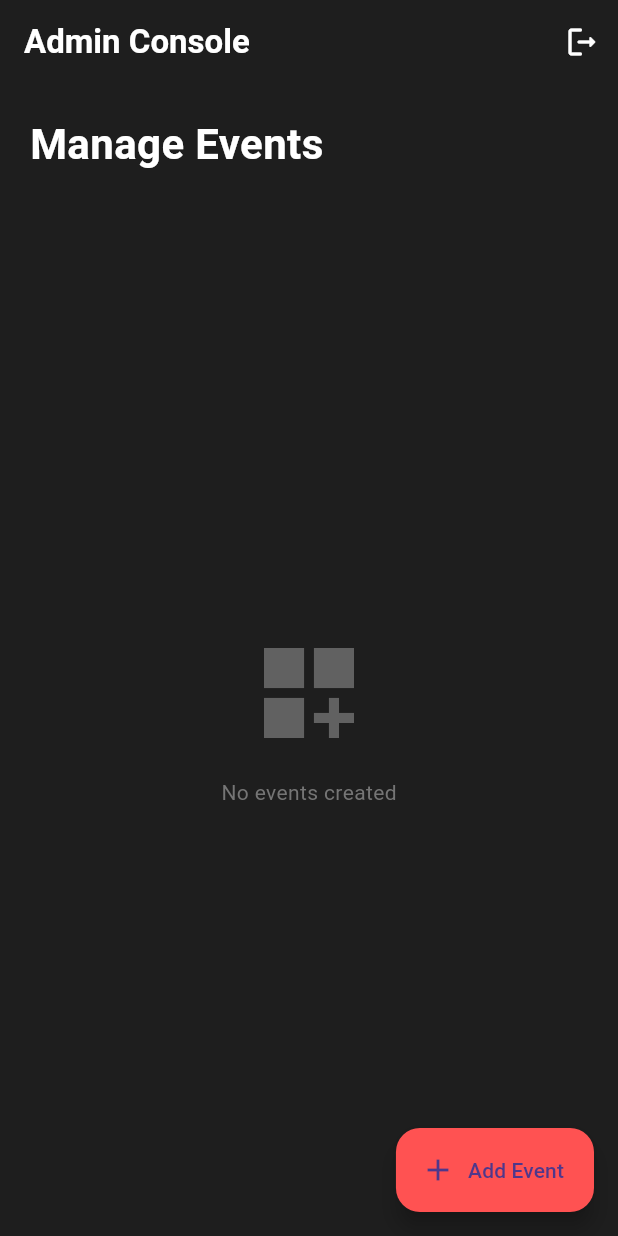
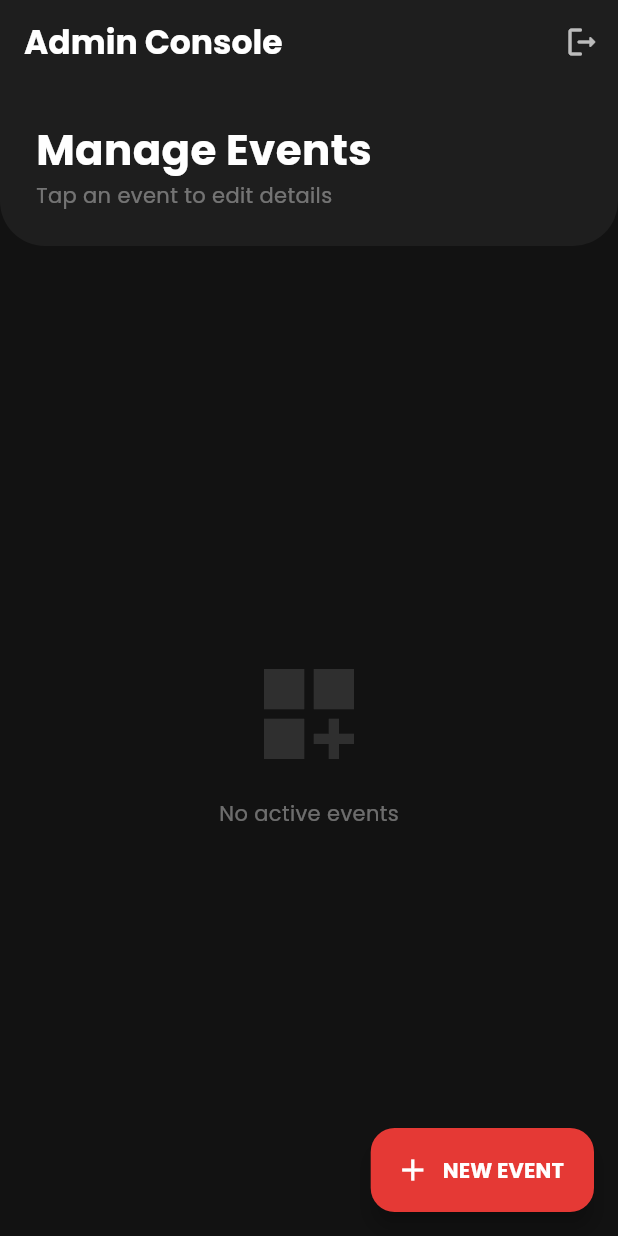
Before and after one commit to Muhammad-Bilal-03/campus_event_companion, a Flutter app: the AdminHomeScreen screen opened directly, on a phone screen of 412 x 824 dp. Run offline on Flutter 3.47's test engine with Material 3 defaults, Android fonts, the light colour scheme and no system bars; our stand-ins replace google_fonts, hive, hive_flutter; accounts and stored records are empty.

Commit message:
Final Polish: Completed Pro Admin Dashboard with Dark Mode

```diff
--- a/lib/screens/admin_home.dart
+++ b/lib/screens/admin_home.dart
@@ -1,6 +1,7 @@
 import 'package:flutter/material.dart';
 import 'package:provider/provider.dart';
 import 'package:intl/intl.dart';
+import 'package:google_fonts/google_fonts.dart';
 import '../providers/app_provider.dart';
 import 'add_event_screen.dart';
 import 'welcome_screen.dart';
@@ -14,17 +15,20 @@ class AdminHomeScreen extends StatelessWidget {
     final events = provider.events;
 
     return Scaffold(
-      backgroundColor: const Color(0xFF1E1E1E),
+      backgroundColor: const Color(0xFF121212), // Deep Dark Background
       appBar: AppBar(
         elevation: 0,
-        backgroundColor: Colors.transparent,
-        title: const Text(
+        backgroundColor: const Color(0xFF1E1E1E),
+        title: Text(
           'Admin Console',
-          style: TextStyle(color: Colors.white, fontWeight: FontWeight.bold),
+          style: GoogleFonts.poppins(
+            color: Colors.white,
+            fontWeight: FontWeight.bold,
+          ),
         ),
         actions: [
           IconButton(
-            icon: const Icon(Icons.logout_rounded, color: Colors.white),
+            icon: const Icon(Icons.logout_rounded, color: Colors.white70),
             onPressed: () {
               provider.logout();
               Navigator.of(context).pushAndRemoveUntil(
@@ -41,24 +45,45 @@ class AdminHomeScreen extends StatelessWidget {
             context,
           ).push(MaterialPageRoute(builder: (_) => const AddEventScreen()));
         },
-        backgroundColor: Colors.redAccent,
+        backgroundColor: const Color(0xFFE53935), // Red Accent
+        foregroundColor: Colors.white,
         icon: const Icon(Icons.add),
-        label: const Text('Add Event'),
+        label: Text(
+          'NEW EVENT',
+          style: GoogleFonts.poppins(fontWeight: FontWeight.bold),
+        ),
       ),
       body: Column(
         children: [
-          const Padding(
-            padding: EdgeInsets.all(20.0),
-            child: Align(
-              alignment: Alignment.centerLeft,
-              child: Text(
+          Container(
+            width: double.infinity,
+            padding: const EdgeInsets.all(24),
+            decoration: const BoxDecoration(
+              color: Color(0xFF1E1E1E),
+              borderRadius: BorderRadius.only(
+                bottomLeft: Radius.circular(30),
+                bottomRight: Radius.circular(30),
+              ),
+            ),
+            child: Column(
+              crossAxisAlignment: CrossAxisAlignment.start,
+              children: [
+                Text(
                   'Manage Events',
-                style: TextStyle(
+                  style: GoogleFonts.poppins(
                     color: Colors.white,
                     fontSize: 28,
                     fontWeight: FontWeight.bold,
                   ),
                 ),
+                Text(
+                  'Tap an event to edit details',
+                  style: GoogleFonts.poppins(
+                    color: Colors.white38,
+                    fontSize: 14,
+                  ),
+                ),
+              ],
             ),
           ),
           Expanded(
@@ -70,12 +95,12 @@ class AdminHomeScreen extends StatelessWidget {
                         Icon(
                           Icons.dashboard_customize,
                           size: 80,
-                          color: Colors.grey[700],
+                          color: Colors.white12,
                         ),
                         const SizedBox(height: 16),
                         Text(
-                          'No events created',
-                          style: TextStyle(color: Colors.grey[600]),
+                          'No active events',
+                          style: GoogleFonts.poppins(color: Colors.white38),
                         ),
                       ],
                     ),
@@ -85,7 +110,21 @@ class AdminHomeScreen extends StatelessWidget {
                     itemCount: events.length,
                     itemBuilder: (context, index) {
                       final event = events[index];
-                      return InkWell(
+                      return Container(
+                        margin: const EdgeInsets.only(bottom: 16),
+                        decoration: BoxDecoration(
+                          color: const Color(0xFF2C2C2C), // Dark Card
+                          borderRadius: BorderRadius.circular(16),
+                          border: Border.all(color: Colors.white10),
+                          boxShadow: [
+                            BoxShadow(
+                              color: Colors.black.withOpacity(0.3),
+                              blurRadius: 10,
+                              offset: const Offset(0, 4),
+                            ),
+                          ],
+                        ),
+                        child: InkWell(
                           onTap: () {
                             Navigator.push(
                               context,
@@ -94,13 +133,7 @@ class AdminHomeScreen extends StatelessWidget {
                               ),
                             );
                           },
-                        child: Container(
-                          margin: const EdgeInsets.only(bottom: 16),
-                          decoration: BoxDecoration(
-                            color: const Color(0xFF2C2C2C),
                           borderRadius: BorderRadius.circular(16),
-                            border: Border.all(color: Colors.white10),
-                          ),
                           child: Padding(
                             padding: const EdgeInsets.all(16),
                             child: Row(
@@ -111,26 +144,31 @@ class AdminHomeScreen extends StatelessWidget {
                                     vertical: 12,
                                   ),
                                   decoration: BoxDecoration(
-                                    color: Colors.redAccent.withValues(
-                                      alpha: 0.2,
+                                    color: const Color(
+                                      0xFFE53935,
+                                    ).withOpacity(0.1),
+                                    borderRadius: BorderRadius.circular(12),
+                                    border: Border.all(
+                                      color: const Color(
+                                        0xFFE53935,
+                                      ).withOpacity(0.3),
                                     ),
-                                    borderRadius: BorderRadius.circular(12),
                                   ),
                                   child: Column(
                                     children: [
                                       Text(
                                         DateFormat('dd').format(event.date),
-                                        style: const TextStyle(
+                                        style: GoogleFonts.poppins(
                                           fontWeight: FontWeight.bold,
                                           fontSize: 20,
-                                          color: Colors.redAccent,
+                                          color: const Color(0xFFE53935),
                                         ),
                                       ),
                                       Text(
                                         DateFormat('MMM').format(event.date),
-                                        style: const TextStyle(
-                                          fontWeight: FontWeight.w500,
-                                          color: Colors.redAccent,
+                                        style: GoogleFonts.poppins(
+                                          fontWeight: FontWeight.w600,
+                                          color: const Color(0xFFE53935),
                                         ),
                                       ),
                                     ],
@@ -144,26 +182,50 @@ class AdminHomeScreen extends StatelessWidget {
                                     children: [
                                       Text(
                                         event.title,
-                                        style: const TextStyle(
+                                        style: GoogleFonts.poppins(
                                           fontWeight: FontWeight.bold,
                                           fontSize: 16,
                                           color: Colors.white,
                                         ),
                                       ),
-                                      const SizedBox(height: 4),
+                                      const SizedBox(height: 6),
+                                      Row(
+                                        children: [
+                                          Icon(
+                                            Icons.location_on,
+                                            size: 14,
+                                            color: Colors.white38,
+                                          ),
+                                          const SizedBox(width: 4),
                                           Text(
                                             event.location,
-                                        style: const TextStyle(
+                                            style: GoogleFonts.poppins(
                                               color: Colors.white60,
                                               fontSize: 13,
                                             ),
                                           ),
-                                      const SizedBox(height: 4),
-                                      Text(
-                                        event.category,
-                                        style: const TextStyle(
+                                        ],
+                                      ),
+                                      const SizedBox(height: 8),
+                                      Container(
+                                        padding: const EdgeInsets.symmetric(
+                                          horizontal: 10,
+                                          vertical: 4,
+                                        ),
+                                        decoration: BoxDecoration(
+                                          color: Colors.orange.withOpacity(0.1),
+                                          borderRadius: BorderRadius.circular(
+                                            8,
+                                          ),
+                                        ),
+                                        child: Text(
+                                          event.category.toUpperCase(),
+                                          style: GoogleFonts.poppins(
                                             color: Colors.orangeAccent,
-                                          fontSize: 12,
+                                            fontSize: 10,
+                                            fontWeight: FontWeight.bold,
+                                            letterSpacing: 0.5,
+                                          ),
                                         ),
                                       ),
                                     ],
@@ -172,7 +234,7 @@ class AdminHomeScreen extends StatelessWidget {
                                 IconButton(
                                   icon: const Icon(
                                     Icons.delete_outline,
-                                    color: Colors.red,
+                                    color: Colors.white38,
                                   ),
                                   onPressed: () =>
                                       provider.deleteEvent(event.id),
```
Lines whose indentation alone changed are shown as unchanged.
